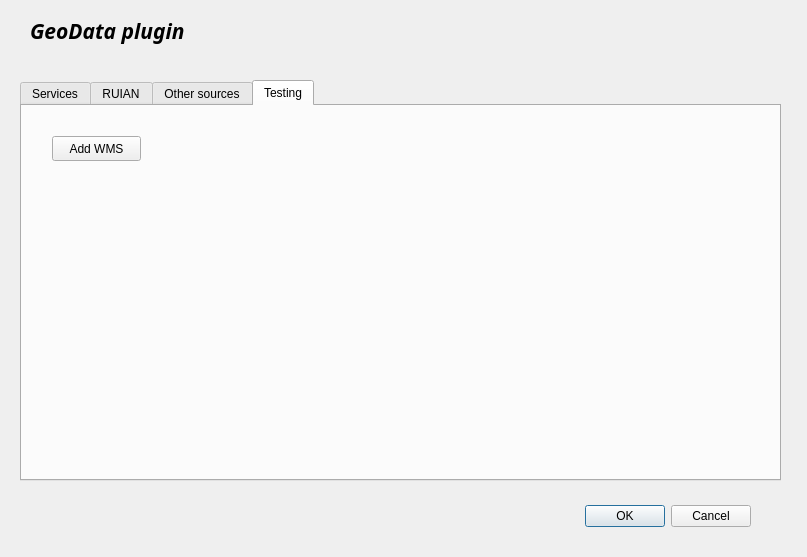
First picture: the form in Geo_Data_dialog_base.ui, repository kva0064/czech_slovak_freegeodata, before the edit.
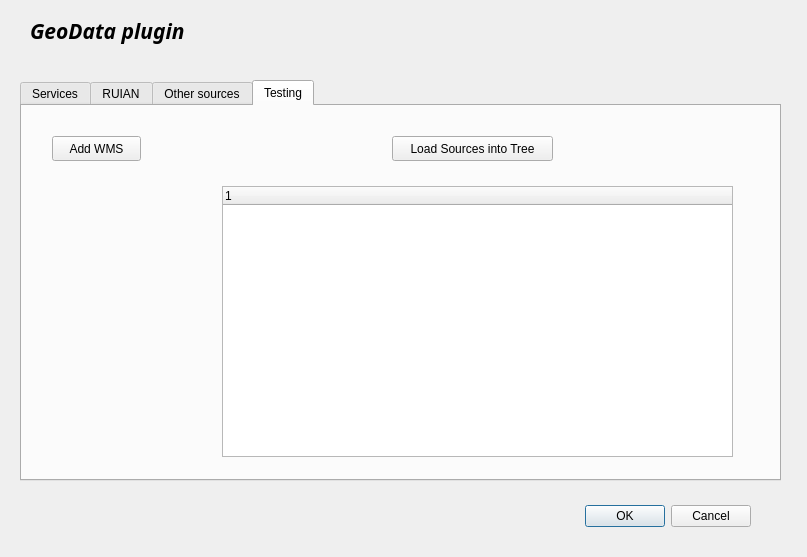
Second picture: the form after the edit. The open tabs and pages were chosen to show the change.

Diff of the .ui file:
```diff
--- a/Geo_Data_dialog_base.ui
+++ b/Geo_Data_dialog_base.ui
@@ -167,6 +167,34 @@
       <string>Add WMS</string>
      </property>
     </widget>
+    <widget class="QTreeWidget" name="treeWidgetSources">
+     <property name="geometry">
+      <rect>
+       <x>200</x>
+       <y>80</y>
+       <width>511</width>
+       <height>271</height>
+      </rect>
+     </property>
+     <column>
+      <property name="text">
+       <string notr="true">1</string>
+      </property>
+     </column>
+    </widget>
+    <widget class="QPushButton" name="pushButtonLoadTree">
+     <property name="geometry">
+      <rect>
+       <x>370</x>
+       <y>30</y>
+       <width>161</width>
+       <height>25</height>
+      </rect>
+     </property>
+     <property name="text">
+      <string>Load Sources into Tree</string>
+     </property>
+    </widget>
    </widget>
   </widget>
  </widget>
```
Left out of the diff: 2 changed lines with no effect on the pictures.
